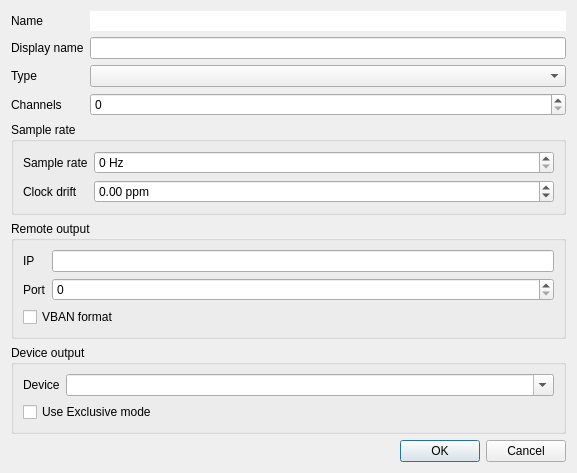
Qt form gui/OutputInstanceConfigDialog.ui (amurzeau/damc) before a commit.
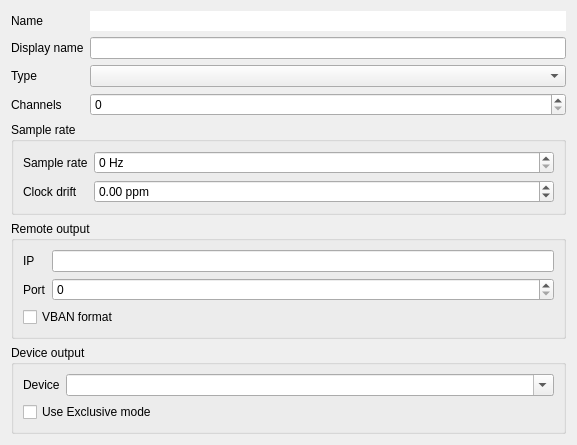
The same form after that commit.

Commit message:
gui: remove useless OK/Cancel buttons on config dialog
Configuration is applied immediately like other dialog boxes.

Diff of the .ui file:
```diff
--- a/gui/OutputInstanceConfigDialog.ui
+++ b/gui/OutputInstanceConfigDialog.ui
@@ -7,7 +7,7 @@
     <x>0</x>
     <y>0</y>
     <width>577</width>
-    <height>420</height>
+    <height>391</height>
    </rect>
   </property>
   <property name="windowTitle">
@@ -221,13 +221,6 @@
      </layout>
     </widget>
    </item>
-   <item>
-    <widget class="QDialogButtonBox" name="buttonBox">
-     <property name="standardButtons">
-      <set>QDialogButtonBox::Cancel|QDialogButtonBox::Ok</set>
-     </property>
-    </widget>
-   </item>
   </layout>
  </widget>
  <resources/>
```
The commit also changes 1 other file.
